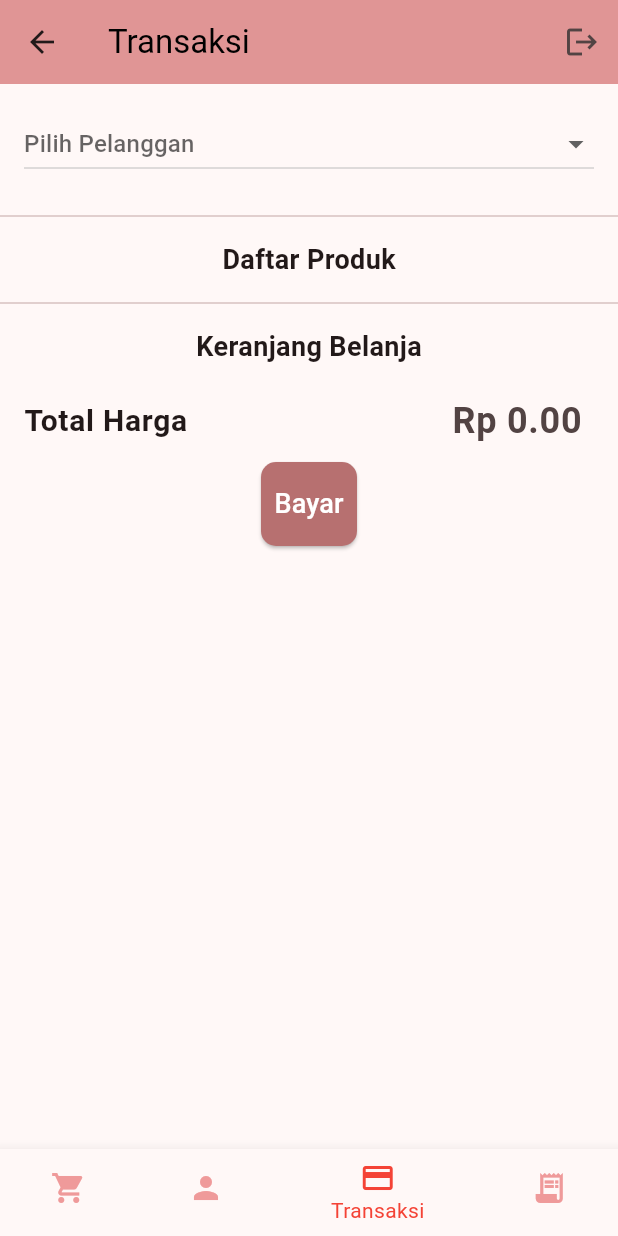
After one commit to Salsaauliaputri/ukk_2025, a Flutter app: the HomePage screen opened directly, item 3 of the bottom bar chosen, after a tap on "Bayar", on a phone screen of 412 x 824 dp. The commit adds this screen. Run offline on Flutter 3.47's test engine with Material 3 defaults, Android fonts, the phone set to English and light mode, and no system bars; our stand-ins replace supabase_flutter; accounts and stored records are empty.

Commit message:
pelanggan

```diff
--- a/lib/home.dart
+++ b/lib/home.dart
@@ -1,14 +1,11 @@
 import 'package:flutter/material.dart';
-import 'package:supabase_flutter/supabase_flutter.dart';
 import 'package:ukk_2025/pelanggan.dart';
-import 'package:ukk_2025/user.dart';
+import 'package:ukk_2025/transaksi.dart';
 import 'login.dart';
 import 'produk.dart';
 
 class HomePage extends StatefulWidget {
- final String title;
-
-  const HomePage({Key? key, required this.title}) : super(key: key);
+  const HomePage(String s, {Key? key, required String title}) : super(key: key);
 
   @override
   _HomePageState createState() => _HomePageState();
@@ -19,16 +16,18 @@ class _HomePageState extends State<HomePage> {
 
   // List halaman yang akan ditampilkan berdasarkan index BottomNavigationBar
   final List<Widget> _pages = [
-    const UserPage(title: 'User'),
     const ProdukPage("Produk", title: 'Produk'),
     const PelangganPage("Pelanggan", title: 'Pelanggan'),
+    const TransaksiPage("Transaksi", title: 'Transaksi'),
+    Center(child: Text("Riwayat")), // Halaman Riwayat (Placeholder)
+  ];
 
-
-    Center(child: Text("User")),       // Halaman User
-    Center(child: Text("Produk")),     //Halaman Produk
-    Center(child: Text("Pelanggan")), // Halaman Pelanggan (Placeholder)
-    Center(child: Text("Transaksi")), // Halaman Transaksi (Placeholder)
-    Center(child: Text("Riwayat")),   // Halaman Riwayat (Placeholder)
+  // List judul untuk setiap halaman
+  final List<String> _pageTitles = [
+    "Produk",
+    "Pelanggan",
+    "Transaksi",
+    "Riwayat"
   ];
 
   void _onItemTapped(int index) {
@@ -43,7 +42,7 @@ class _HomePageState extends State<HomePage> {
       appBar: AppBar(
         backgroundColor: const Color.fromARGB(255, 224, 149, 149),
         title: Text(
-          widget.title,
+          _pageTitles[_selectedIndex], // Menggunakan title sesuai halaman
           style: const TextStyle(color: Colors.black),
         ),
         actions: [
@@ -62,10 +61,12 @@ class _HomePageState extends State<HomePage> {
                     ),
                     TextButton(
                       onPressed: () {
-                       Navigator.push(
-                  context,
-                  MaterialPageRoute(builder: (context) => ProdukPage("Produk", title: 'Produk')),
-                       );
+                        Navigator.pushReplacement(
+                          context,
+                          MaterialPageRoute(
+                              builder: (context) =>
+                                  LoginPage("login", title: "Login")),
+                        );
                       },
                       child: const Text('Ya'),
                     ),
@@ -84,7 +85,6 @@ class _HomePageState extends State<HomePage> {
         selectedItemColor: Colors.red,
         unselectedItemColor: Colors.red.shade200,
         items: const [
-          BottomNavigationBarItem(icon: Icon(Icons.people), label: 'User'),
           BottomNavigationBarItem(icon: Icon(Icons.shopping_cart), label: 'Produk'),
           BottomNavigationBarItem(icon: Icon(Icons.person), label: 'Pelanggan'),
           BottomNavigationBarItem(icon: Icon(Icons.payment), label: 'Transaksi'),
--- a/lib/main.dart
+++ b/lib/main.dart
@@ -1,9 +1,12 @@
-
 import 'package:flutter/material.dart';
 import 'package:supabase_flutter/supabase_flutter.dart';
+import 'package:ukk_2025/pelanggan.dart';
+import 'package:ukk_2025/transaksi.dart';
 import 'package:ukk_2025/login.dart';
 import 'package:ukk_2025/home.dart';
 import 'package:ukk_2025/produk.dart';
+
+
 
 Future<void> main() async {
   await Supabase.initialize(
@@ -13,27 +16,35 @@ Future<void> main() async {
   runApp(MyApp());
 }
 
+
 class MyApp extends StatelessWidget {
   const MyApp({super.key});
-
 
   @override
   Widget build(BuildContext context) {
     return MaterialApp(
-      title: 'LOGIN',
+      title: 'Aplikasi',
       theme: ThemeData(
         colorScheme: ColorScheme.fromSeed(seedColor: const Color.fromARGB(255, 181, 141, 141)),
         useMaterial3: true,
       ),
-      home: LoginPage(),
+      home: LoginPage("login", title: 'Login'), // Pastikan LoginPage ditampilkan pertama kali
       debugShowCheckedModeBanner: false,
     );
   }
 }
-@override
+
+// Halaman Produk (Contoh)
+class HomePage extends StatelessWidget {
+  final String title;
+  const HomePage(String s, {super.key, required this.title});
+
+  @override
   Widget build(BuildContext context) {
     return Scaffold(
-      appBar: AppBar(title: const Text("Produk")),
+      appBar: AppBar(
+        title: Text(getPageTitle(title)), // ✅ Menggunakan title yang benar
+      ),
       drawer: Drawer(
         child: ListView(
           padding: EdgeInsets.zero,
@@ -43,11 +54,11 @@ class MyApp extends StatelessWidget {
               child: Text("Menu", style: TextStyle(color: Colors.white, fontSize: 24)),
             ),
             ListTile(
-              title: const Text("Login"),
+              title: const Text("Home"),
               onTap: () {
                 Navigator.push(
                   context,
-                  MaterialPageRoute(builder: (context) => LoginPage()),
+                  MaterialPageRoute(builder: (context) => HomePage("home", title: 'Home')),
                 );
               },
             ),
@@ -56,12 +67,46 @@ class MyApp extends StatelessWidget {
               onTap: () {
                 Navigator.push(
                   context,
-                  MaterialPageRoute(builder: (context) => ProdukPage("Produk", title: 'Produk')),
+                  MaterialPageRoute(builder: (context) => const ProdukPage("produk", title: "Produk")),
+                );
+              },
+            ),
+            ListTile(
+              title: const Text("Pelanggan"),
+              onTap: () {
+                Navigator.push(
+                  context,
+                  MaterialPageRoute(builder: (context) => PelangganPage("pelanggan", title: 'Pelanggan')),
+                );
+              },
+            ),
+            ListTile(
+              title: const Text("Transaksi"),
+              onTap: () {
+                Navigator.push(
+                  context,
+                  MaterialPageRoute(builder: (context) => TransaksiPage("transaksi", title: 'Transaksi')),
                 );
               },
             ),
           ],
         ),
       ),
+      body: const Center(child: Text("Produk")),
     );
   }
+
+  // Fungsi untuk menentukan judul berdasarkan halaman
+  String getPageTitle(String key) {
+    switch (key) {
+      case "produk":
+        return "Menu Produk";
+      case "pelanggan":
+        return "Daftar Pelanggan";
+      case "transaksi":
+        return "Transaksi Penjualan";
+      default:
+        return "Aplikasi";
+    }
+  }
+}
--- a/lib/produk.dart
+++ b/lib/produk.dart
@@ -1,12 +1,30 @@
 import 'package:flutter/material.dart';
 import 'package:supabase_flutter/supabase_flutter.dart';
-import 'login.dart';
-import 'pelanggan.dart';
+import 'login.dart'; // pastikan ini diimport dengan benar
+import 'home.dart'; // Pastikan Anda sudah import HomePage
 
+
+class MyApp extends StatelessWidget {
+  const MyApp({super.key});
+
+  @override
+  Widget build(BuildContext context) {
+    return MaterialApp(
+      title: 'Aplikasi',
+      theme: ThemeData(
+        colorScheme: ColorScheme.fromSeed(seedColor: const Color.fromARGB(255, 181, 141, 141)),
+        useMaterial3: true,
+      ),
+      home: LoginPage("login", title: 'Login'), // Pastikan LoginPage ditampilkan pertama kali
+      debugShowCheckedModeBanner: false,
+    );
+  }
+}
+
+// Halaman Produk (Contoh)
 class ProdukPage extends StatefulWidget {
   final String title;
-
-  const ProdukPage(String s, {Key? key, required this.title}) : super(key: key);
+  const ProdukPage(String s, {super.key, required this.title}); // Menggunakan required untuk title
 
   @override
   _ProdukPageState createState() => _ProdukPageState();
@@ -38,6 +56,7 @@ class _ProdukPageState extends State<ProdukPage> {
       print("Fetching produk...");
       final response = await supabase.from('produk').select();
 
+      if (response != null) {
         // Hapus duplikat dengan `toSet().toList()`
         final uniqueProduk = response.toSet().toList();
 
@@ -46,11 +65,11 @@ class _ProdukPageState extends State<ProdukPage> {
         setState(() {
           produkList = uniqueProduk;
         });
+      }
     } catch (e) {
       print("Error mengambil data produk: $e");
     }
   }
-
 
   // Fungsi untuk menambah produk ke database
   Future<void> _tambahProduk(String nama, double harga, int stok) async {
@@ -64,7 +83,7 @@ class _ProdukPageState extends State<ProdukPage> {
 
       if (existingProduk != null) {
         // Tampilkan pesan bahwa produk sudah terdaftar
-      _showAlert("Produk sudah terdaftar", "Produk dengan nama '$nama' sudah ada dalam daftar.");
+        _showAlert("Produk sudah terdaftar", "Produk dengan nama,harga dan stok '$nama,$harga,$stok' sudah ada dalam daftar.");
 
         print("Produk sudah ada, stok tidak diperbarui di UI!");
 
@@ -250,7 +269,6 @@ void _showAlert(String title, String message) {
   @override
 Widget build(BuildContext context) {
   return Scaffold(
-      appBar: AppBar(title: Text(widget.title)),
     body: ListView.builder(
       itemCount: produkList.length,
       itemBuilder: (context, index) {
--- /dev/null
+++ b/lib/transaksi.dart
@@ -0,0 +1,273 @@
+import 'package:flutter/material.dart';
+import 'package:supabase_flutter/supabase_flutter.dart';
+import 'riwayat.dart';
+
+
+class TransaksiPage extends StatefulWidget {
+  const TransaksiPage(String s, {Key? key, required String title}) : super(key: key);
+
+  @override
+  _TransaksiPageState createState() => _TransaksiPageState();
+}
+
+class _TransaksiPageState extends State<TransaksiPage> {
+  final SupabaseClient _supabase = Supabase.instance.client;
+
+  List<Map<String, dynamic>> _cart = [];
+  List<Map<String, dynamic>> _products = [];
+  List<Map<String, dynamic>> _customers = [];
+  String? _selectedCustomer;
+  double _totalPrice = 0;
+
+  @override
+  void initState() {
+    super.initState();
+    _fetchProduk();
+    _fetchCustomers();
+  }
+
+  Future<void> _fetchProduk() async {
+    try {
+      final response = await _supabase.from('produk').select();
+      setState(() {
+        _products = List<Map<String, dynamic>>.from(response as List<dynamic>);
+      });
+    } catch (error) {
+      debugPrint('Error fetching products: $error');
+    }
+  }
+
+  Future<void> _fetchCustomers() async {
+    try {
+      final response = await _supabase.from('pelanggan').select();
+      setState(() {
+        _customers = List<Map<String, dynamic>>.from(response as List<dynamic>);
+      });
+    } catch (error) {
+      debugPrint('Error fetching customers: $error');
+    }
+  }
+
+  void _addToCart(Map<String, dynamic> product) {
+    setState(() {
+      _cart.add({...product, 'quantity': 1});
+      _calculateTotal();
+    });
+  }
+
+  void _updateCart(Map<String, dynamic> product, int quantity) {
+    setState(() {
+      final index =
+          _cart.indexWhere((item) => item['produk_id'] == product['produk_id']);
+      if (index != -1) {
+        if (quantity > 0) {
+          _cart[index]['quantity'] = quantity;
+        } else {
+          _cart.removeAt(index);
+        }
+      }
+      _calculateTotal();
+    });
+  }
+
+  void _calculateTotal() {
+    double total = _cart.fold(
+      0,
+      (sum, item) => sum + (item['harga'] * item['quantity']),
+    );
+    if (_selectedCustomer != null && _selectedCustomer != 'pelanggan') {
+      total -= 1000; // Diskon Rp 1000
+    }
+    setState(() {
+      _totalPrice = total;
+    });
+  }
+
+  Future<void> _checkout() async {
+    if (_cart.isEmpty) return;
+
+    try {
+      final response = await _supabase.from('penjualan').insert({
+        'tanggal_penjualan': DateTime.now().toIso8601String(),
+        'total_harga': _totalPrice,
+        'pelanggan_id': _selectedCustomer == 'pelanggan biasa'
+            ? null
+            : int.parse(_selectedCustomer!),
+      }).select();
+      final penjualanId = response[0]['penjualan_id'];
+
+      for (final item in _cart) {
+        await _supabase.from('detail_penjualan').insert({
+          'penjualan_id': penjualanId,
+          'produk_id': item['produk_id'],
+          'jumlah_produk': item['quantity'],
+          'subtotal': item['harga'] * item['quantity'],
+        });
+      }
+
+      setState(() {
+        _cart.clear();
+        _selectedCustomer = null;
+        _totalPrice = 0;
+      });
+
+      ScaffoldMessenger.of(context).showSnackBar(
+          const SnackBar(content: Text('Transaksi berhasil!')));
+    } catch (error) {
+      debugPrint('Error during checkout: $error');
+      ScaffoldMessenger.of(context).showSnackBar(
+          const SnackBar(content: Text('Terjadi kesalahan saat transaksi.')));
+    }
+  }
+
+  Widget _buildProductList() {
+    return ListView.builder(
+      shrinkWrap: true,
+      itemCount: _products.length,
+      itemBuilder: (context, index) {
+        final product = _products[index];
+        return Card(
+          margin: const EdgeInsets.symmetric(vertical: 6, horizontal: 10),
+          elevation: 5,
+          shape: RoundedRectangleBorder(
+            borderRadius: BorderRadius.circular(15),
+          ),
+          child: ListTile(
+            title: Text(product['nama_produk'],
+                style: const TextStyle(fontWeight: FontWeight.bold)),
+            subtitle: Text('Harga: Rp ${product['harga']}'),
+            trailing: ElevatedButton(
+  onPressed: () => _addToCart(product),
+  style: ElevatedButton.styleFrom(
+    backgroundColor: const Color.fromARGB(255, 157, 93, 93), // Button color
+    shape: RoundedRectangleBorder(
+      borderRadius: BorderRadius.circular(8),
+    ),
+  ),
+  child: const Text(
+    'Tambah',
+    style: TextStyle(color: Colors.white), // Warna teks menjadi putih
+              ),
+              )
+            ),
+          );
+      }
+    );
+  }
+
+ Widget _buildCart() {
+  return Column(
+    children: [
+      ..._cart.map((item) {
+        return Card(
+          margin: const EdgeInsets.symmetric(vertical: 6, horizontal: 10),
+          elevation: 5,
+          shape: RoundedRectangleBorder(
+            borderRadius: BorderRadius.circular(15),
+          ),
+          child: ListTile(
+            title: Text(item['nama_produk']),
+            subtitle: Text('Harga: Rp ${item['harga']} x ${item['quantity']}'),
+            trailing: Row(
+              mainAxisSize: MainAxisSize.min,
+              children: [
+                IconButton(
+                  icon: const Icon(Icons.remove),
+                  onPressed: () => _updateCart(item, item['quantity'] - 1),
+                ),
+                IconButton(
+                  icon: const Icon(Icons.add),
+                  onPressed: () => _updateCart(item, item['quantity'] + 1),
+                ),
+              ],
+            ),
+          ),
+        );
+      }),
+      // Meningkatkan ukuran teks total harga
+      ListTile(
+        title: const Text(
+          'Total Harga',
+          style: TextStyle(fontWeight: FontWeight.bold, fontSize: 20), // Ukuran font lebih besar
+        ),
+        trailing: Text(
+          'Rp ${_totalPrice.toStringAsFixed(2)}',
+          style: const TextStyle(fontSize: 24, fontWeight: FontWeight.bold), // Ukuran font lebih besar
+        ),
+      ),
+      Padding(
+        padding: const EdgeInsets.only(bottom: 16.0),
+        child: ElevatedButton(
+          onPressed: _checkout,
+          style: ElevatedButton.styleFrom(
+            backgroundColor: const Color.fromARGB(255, 183, 112, 112), // Bayar button color
+            shape: RoundedRectangleBorder(
+              borderRadius: BorderRadius.circular(10),
+            ),
+            padding: const EdgeInsets.symmetric(vertical: 15),
+          ),
+          child: const Text('Bayar',
+              style: TextStyle(fontSize: 18, color: Colors.white)),
+        ),
+      ),
+    ],
+  );
+}
+
+
+  @override
+  Widget build(BuildContext context) {
+    return Scaffold(
+      body: SingleChildScrollView(
+        child: Column(
+          children: [
+            Padding(
+              padding: const EdgeInsets.all(16.0),
+              child: DropdownButton<String>(
+                value: _selectedCustomer,
+                hint: const Text('Pilih Pelanggan'),
+                isExpanded: true,
+                items: [
+                  const DropdownMenuItem(
+                    value: 'pelanggan',
+                    child: Text('Pelanggan'),
+                  ),
+                  ..._customers.map((customer) {
+                    return DropdownMenuItem(
+                      value: customer['pelanggan_id'].toString(),
+                      child: Text(customer['nama_pelanggan']),
+                    );
+                  }).toList(),
+                ],
+                onChanged: (value) {
+                  setState(() {
+                    _selectedCustomer = value;
+                    _calculateTotal();
+                  });
+                },
+              ),
+            ),
+            const Divider(),
+            const Padding(
+              padding: EdgeInsets.all(8.0),
+              child: Text(
+                'Daftar Produk',
+                style: TextStyle(fontWeight: FontWeight.bold, fontSize: 18),
+              ),
+            ),
+            _buildProductList(),
+            const Divider(),
+            const Padding(
+              padding: EdgeInsets.all(8.0),
+              child: Text(
+                'Keranjang Belanja',
+                style: TextStyle(fontWeight: FontWeight.bold, fontSize: 18),
+              ),
+            ),
+            _buildCart(),
+          ],
+        ),
+      ),
+    );
+  }
+}
```
Also changed, not shown: lib/login.dart (+40 -32 lines), lib/pelanggan.dart (+51 -6 lines), lib/riwayat.dart (added, +59 -0 lines), lib/user.dart (+23 -12 lines). Lines whose indentation alone changed are shown as unchanged.
